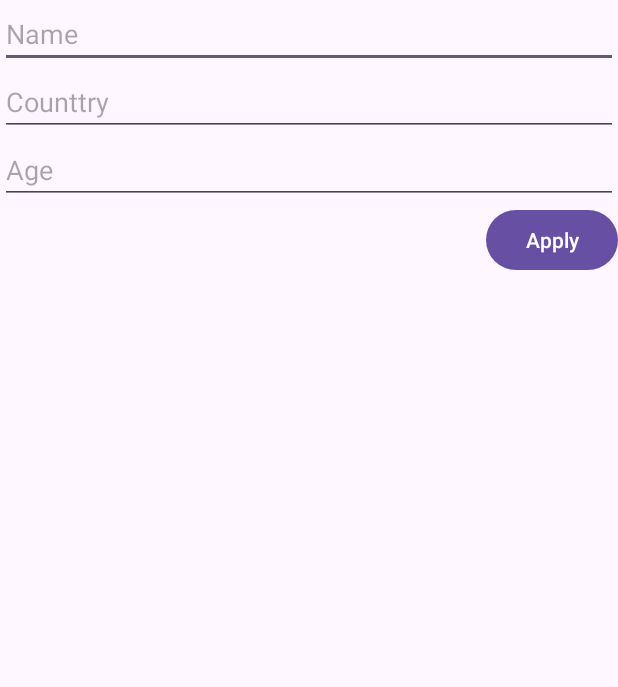
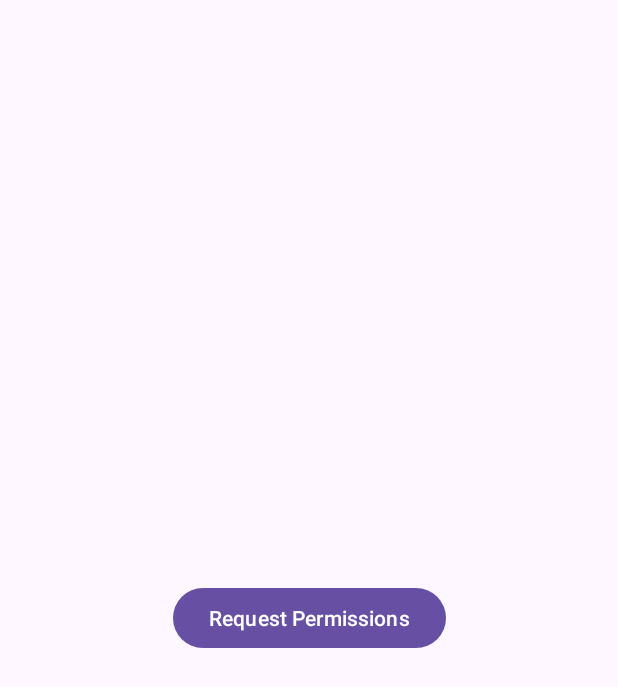
Before and after one commit to zeeshanchana95/android-fundamentals, an Android app: the screen it shows after launch (MainActivity), on a phone screen of 412 x 824 dp. Shown: the top 687 px of the screen. Run offline under Robolectric (Android 15) with nearby library versions, the phone set to English and light mode, and no system bars.

Commit message:
add permissions in android

```diff
--- a/app/src/main/AndroidManifest.xml
+++ b/app/src/main/AndroidManifest.xml
@@ -1,6 +1,12 @@
 <?xml version="1.0" encoding="utf-8"?>
 <manifest xmlns:android="http://schemas.android.com/apk/res/android"
     xmlns:tools="http://schemas.android.com/tools">
+
+    <uses-permission android:name="android.permission.INTERNET" />
+    <uses-permission android:name="android.permission.WRITE_EXTERNAL_STORAGE" />
+    <uses-permission android:name="android.permission.ACCESS_COARSE_LOCATION" />
+    <uses-permission android:name="android.permission.ACCESS_BACKGROUND_LOCATION" />
+
 
     <application
         android:allowBackup="true"
--- a/app/src/main/res/layout/activity_main.xml
+++ b/app/src/main/res/layout/activity_main.xml
@@ -9,41 +9,16 @@
     android:padding="16dp"
     tools:context=".MainActivity">
 
-    <EditText
-        android:id="@+id/etName"
-        android:layout_width="match_parent"
+    <Button
+        android:id="@+id/btnRequestPermissions"
+        android:layout_width="wrap_content"
         android:layout_height="wrap_content"
-        android:hint="Name"
+        android:text="Request Permissions"
+        app:layout_constraintBottom_toBottomOf="parent"
         app:layout_constraintEnd_toEndOf="parent"
         app:layout_constraintHorizontal_bias="0.5"
         app:layout_constraintStart_toStartOf="parent"
-        app:layout_constraintTop_toTopOf="parent" />
+        app:layout_constraintTop_toTopOf="parent"
+        app:layout_constraintVertical_bias="0.5" />
 
-    <EditText
-        android:id="@+id/etAge"
-        android:layout_width="match_parent"
-        android:layout_height="wrap_content"
-        android:hint="Age"
-        app:layout_constraintEnd_toEndOf="parent"
-        app:layout_constraintHorizontal_bias="0.5"
-        app:layout_constraintStart_toStartOf="parent"
-        app:layout_constraintTop_toBottomOf="@+id/etCountry" />
-
-    <EditText
-        android:id="@+id/etCountry"
-        android:layout_width="match_parent"
-        android:layout_height="wrap_content"
-        android:hint="Counttry"
-        app:layout_constraintEnd_toEndOf="parent"
-        app:layout_constraintHorizontal_bias="0.5"
-        app:layout_constraintStart_toStartOf="parent"
-        app:layout_constraintTop_toBottomOf="@+id/etName" />
-
-    <Button
-        android:id="@+id/btnApply"
-        android:layout_width="wrap_content"
-        android:layout_height="wrap_content"
-        android:text="Apply"
-        app:layout_constraintEnd_toEndOf="parent"
-        app:layout_constraintTop_toBottomOf="@+id/etAge" />
 </androidx.constraintlayout.widget.ConstraintLayout>
```
Also changed, not shown: app/src/main/java/com/example/tutorials/MainActivity.kt (+45 -18 lines), app/src/main/java/com/example/tutorials/Person.kt (added, +9 -0 lines), app/src/main/java/com/example/tutorials/SecondActivity2.kt (+3 -7 lines).
